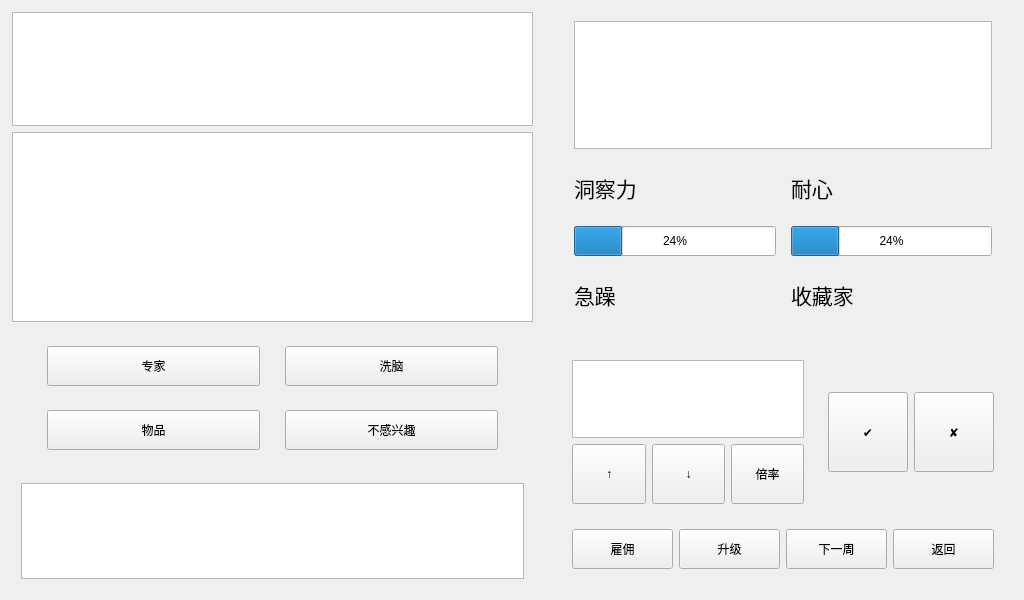
Sam-ie/Paydirt, file antique.ui: the form before one commit.
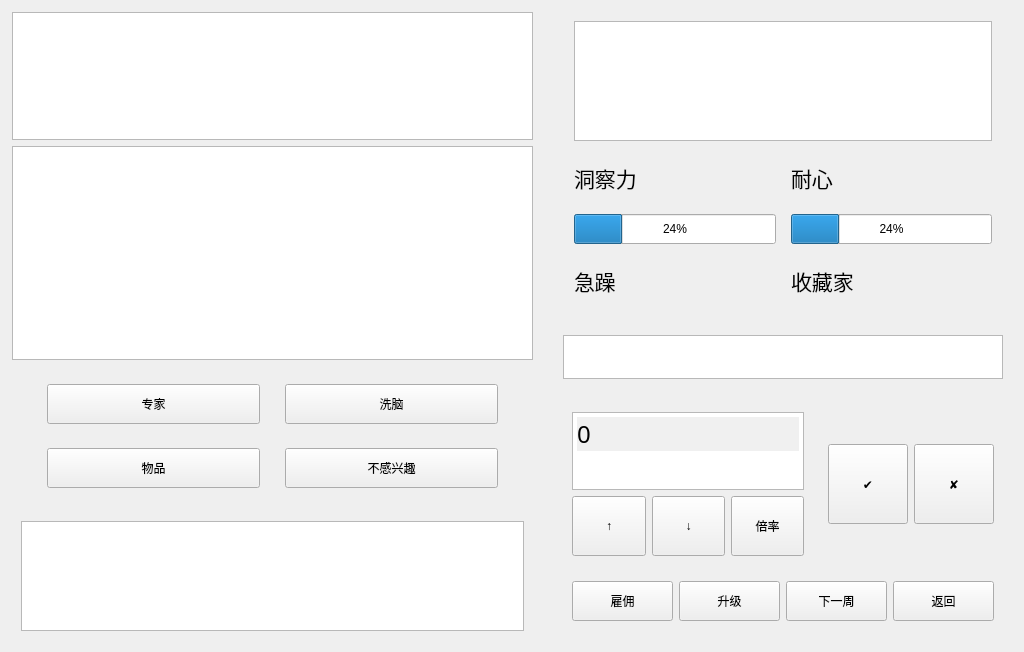
The form after the commit.

The edit to the form file:
```diff
--- a/antique.ui
+++ b/antique.ui
@@ -7,7 +7,7 @@
     <x>0</x>
     <y>0</y>
     <width>1024</width>
-    <height>600</height>
+    <height>652</height>
    </rect>
   </property>
   <property name="minimumSize">
@@ -32,7 +32,7 @@
    <property name="bottomMargin">
     <number>0</number>
    </property>
-   <item row="0" column="0">
+   <item>
     <widget class="QWidget" name="widget" native="true">
      <layout class="QGridLayout" name="gridLayout_2" columnstretch="2,1">
       <property name="leftMargin">
@@ -52,7 +52,7 @@
       </property>
       <item row="0" column="0">
        <widget class="QWidget" name="widget_2" native="true">
-        <layout class="QGridLayout" name="gridLayout_4" rowstretch="3,5,3,3">
+        <layout class="QGridLayout" name="gridLayout_4" rowstretch="3,5,3,3" rowminimumheight="0,0,0,0">
          <item row="3" column="0">
           <widget class="QWidget" name="widget_7" native="true">
            <property name="minimumSize">
@@ -188,8 +188,14 @@
       </item>
       <item row="0" column="1">
        <widget class="QWidget" name="widget_3" native="true">
-        <layout class="QGridLayout" name="gridLayout_3" rowstretch="4,3">
-         <item row="0" column="0">
+        <property name="sizePolicy">
+         <sizepolicy hsizetype="Preferred" vsizetype="Preferred">
+          <horstretch>0</horstretch>
+          <verstretch>0</verstretch>
+         </sizepolicy>
+        </property>
+        <layout class="QVBoxLayout" name="verticalLayout_2" stretch="5,1,3">
+         <item>
           <widget class="QWidget" name="widget_5" native="true">
            <property name="sizePolicy">
             <sizepolicy hsizetype="Preferred" vsizetype="Expanding">
@@ -355,7 +361,35 @@
            </layout>
           </widget>
          </item>
-         <item row="1" column="0">
+         <item>
+          <widget class="QWidget" name="widget_11" native="true">
+           <property name="sizePolicy">
+            <sizepolicy hsizetype="Preferred" vsizetype="Expanding">
+             <horstretch>0</horstretch>
+             <verstretch>0</verstretch>
+            </sizepolicy>
+           </property>
+           <layout class="QGridLayout" name="gridLayout_12">
+            <item row="0" column="0">
+             <widget class="QTextBrowser" name="textBrowser">
+              <property name="sizePolicy">
+               <sizepolicy hsizetype="Preferred" vsizetype="Ignored">
+                <horstretch>0</horstretch>
+                <verstretch>0</verstretch>
+               </sizepolicy>
+              </property>
+              <property name="maximumSize">
+               <size>
+                <width>16777215</width>
+                <height>16777215</height>
+               </size>
+              </property>
+             </widget>
+            </item>
+           </layout>
+          </widget>
+         </item>
+         <item>
           <widget class="QWidget" name="widget_6" native="true">
            <layout class="QGridLayout" name="gridLayout_7" rowstretch="5,3">
             <item row="0" column="0">
@@ -381,6 +415,22 @@
                    <height>160</height>
                   </size>
                  </property>
+                 <property name="font">
+                  <font>
+                   <family>华文行楷</family>
+                   <pointsize>18</pointsize>
+                  </font>
+                 </property>
+                 <property name="html">
+                  <string>&lt;!DOCTYPE HTML PUBLIC &quot;-//W3C//DTD HTML 4.0//EN&quot; &quot;http://www.w3.org/TR/REC-html40/strict.dtd&quot;&gt;
+&lt;html&gt;&lt;head&gt;&lt;meta name=&quot;qrichtext&quot; content=&quot;1&quot; /&gt;&lt;meta charset=&quot;utf-8&quot; /&gt;&lt;style type=&quot;text/css&quot;&gt;
+p, li { white-space: pre-wrap; }
+hr { height: 1px; border-width: 0; }
+li.unchecked::marker { content: &quot;\2610&quot;; }
+li.checked::marker { content: &quot;\2612&quot;; }
+&lt;/style&gt;&lt;/head&gt;&lt;body style=&quot; font-family:'华文行楷'; font-size:18pt; font-weight:400; font-style:normal;&quot;&gt;
+&lt;p style=&quot; margin-top:0px; margin-bottom:0px; margin-left:0px; margin-right:0px; -qt-block-indent:0; text-indent:0px; background-color:#f0f0f0;&quot;&gt;&lt;span style=&quot; background-color:#f0f0f0;&quot;&gt;0&lt;/span&gt;&lt;/p&gt;&lt;/body&gt;&lt;/html&gt;</string>
+                 </property>
                 </widget>
                </item>
                <item row="1" column="0">
@@ -479,6 +529,12 @@
                    <verstretch>0</verstretch>
                   </sizepolicy>
                  </property>
+                 <property name="minimumSize">
+                  <size>
+                   <width>0</width>
+                   <height>80</height>
+                  </size>
+                 </property>
                  <property name="text">
                   <string>✘</string>
                  </property>
```
Left out of the diff: 2 changed lines with no effect on the pictures.
